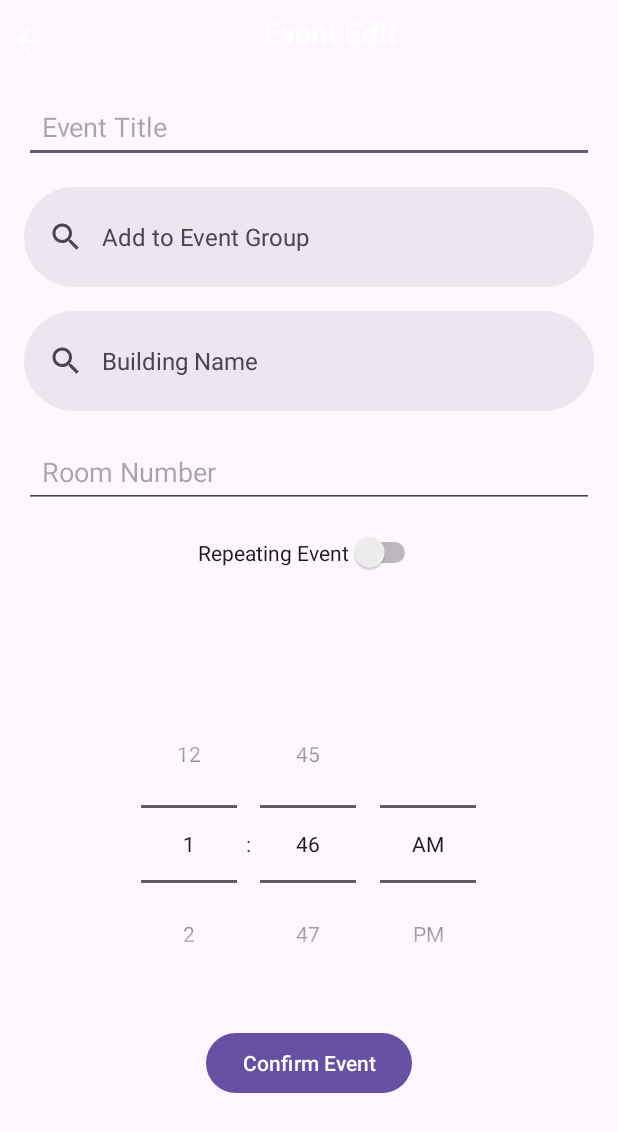
After one commit to DevlinHamill/CS481, an Android app: the NewEvent screen opened directly, with no data from a screen before it, on a phone screen of 412 x 824 dp. The commit adds this screen. Shown: the top 1132 px of the screen. Run offline under Robolectric (Android 15) with nearby library versions, the phone set to English and light mode, and no system bars; our stand-ins replace Firebase (no records; nobody signed in at launch, a user with empty details on screens opened directly).

Commit message:
Added temp add to schedule view

```diff
--- a/CatMap/app/src/main/AndroidManifest.xml
+++ b/CatMap/app/src/main/AndroidManifest.xml
@@ -17,6 +17,9 @@
         android:supportsRtl="true"
         android:theme="@style/Theme.CatMap"
         tools:targetApi="34">
+        <activity
+            android:name=".NewEvent"
+            android:exported="false"/>
         <activity
             android:name=".ProfileGUI"
             android:exported="false" />
--- /dev/null
+++ b/CatMap/app/src/main/java/edu/cwu/catmap/NewEvent.java
@@ -0,0 +1,224 @@
+package edu.cwu.catmap;
+
+import android.content.Intent;
+import android.graphics.Color;
+import android.os.Bundle;
+import android.util.Patterns;
+import android.view.View;
+import android.widget.TextView;
+import android.widget.Toast;
+
+import androidx.annotation.NonNull;
+import androidx.appcompat.app.AppCompatActivity;
+
+import edu.cwu.catmap.databinding.ActivitySchedualerBinding;
+import edu.cwu.catmap.databinding.ActivityNewEventBinding;
+import com.google.firebase.firestore.FirebaseFirestore;
+
+import java.util.HashMap;
+import java.util.StringTokenizer;
+/**
+ * @author BT&T
+ * CS 460
+ */
+public class NewEvent extends AppCompatActivity {
+    /**
+     * binds the xml with the java
+     */
+    private @NonNull ActivityNewEventBinding binding;
+    /**
+     * the date of the meeting
+     */
+    private String date;
+    /**
+     * the name of the meeting
+     */
+    private String name;
+    /**
+     * the time of the meeting
+     */
+    private String time;
+    /**
+     * the description of the meeting
+     */
+    private String desc;
+
+    /**
+     * creates the application
+     * @param savedInstanceState the current application instance
+     */
+    @Override
+    protected void onCreate(Bundle savedInstanceState) {
+        super.onCreate(savedInstanceState);
+        binding = edu.cwu.catmap.databinding.ActivityNewEventBinding.inflate(getLayoutInflater());
+        setContentView(binding.getRoot());
+        date = getIntent().getStringExtra("SELECTED_DATE");
+        setListeners();
+    }
+
+    /**
+     * sets listeners for buttons
+     */
+    private void setListeners() {
+        binding.backarrow.setOnClickListener(v ->
+                onBackPressed()
+        );
+
+        binding.RepeatEventSelector.setOnClickListener(v ->
+                setWeekVisible()
+        );
+
+        binding.sunbutton.setOnClickListener(v->
+                setselecteddays(binding.sunbutton)
+        );
+
+        binding.monbutton.setOnClickListener(v->
+                setselecteddays(binding.monbutton)
+        );
+
+        binding.tuebutton.setOnClickListener(v->
+                setselecteddays(binding.tuebutton)
+        );
+
+        binding.wenbutton.setOnClickListener(v->
+                setselecteddays(binding.wenbutton)
+        );
+
+        binding.Thurbutton.setOnClickListener(v->
+                setselecteddays(binding.Thurbutton)
+        );
+
+        binding.Fributton.setOnClickListener(v->
+                setselecteddays(binding.Fributton)
+        );
+
+        binding.satbutton.setOnClickListener(v->
+                setselecteddays(binding.satbutton)
+        );
+
+        binding.confirmEventButton.setOnClickListener(v -> {
+
+            if(isValidateMeetingDetails()) {
+                name = binding.EventTitle.getText().toString();
+                desc = binding.EventRoom.getText().toString();
+
+                /**
+                 * get the hours from the TimePicker
+                 */
+                int hour = binding.EventTime.getHour(); // 24-hour format
+                /**
+                 * get the hours from the TimePicker
+                 */
+                int minute = binding.EventTime.getMinute();
+                // Convert 24-hour format to 12-hour format with AM/PM
+                String period = (hour >= 12) ? "PM" : "AM";
+                /**
+                 *  since hour is still in military time, we change it back with modulo math
+                 */
+                int hour12Format = (hour == 0 || hour == 12) ? 12 : hour % 12;
+                time = hour + ":" + minute + " " + period;
+
+                addMeetingToFirebase();
+
+                onBackPressed();
+            }
+        });
+    }
+
+    /**
+     * displays the toast message
+     * @param message string that needs to be displayed
+     */
+    private void showToast(String message){
+        Toast.makeText(getApplicationContext(), message, Toast.LENGTH_SHORT).show();
+    }
+
+    /**
+     * adds the meeting to the firebase
+     */
+    private void addMeetingToFirebase(){
+        /**
+         * contains the firebase refrence
+         */
+        FirebaseFirestore db = FirebaseFirestore.getInstance();
+        /**
+         * stores all meeting data
+         */
+        HashMap<String, String> meetings = new HashMap<>();
+        /**
+         * updates the new time with the converter
+         */
+        String newtime = convertTo12Hour(time);
+
+        meetings.put("Meeting_Name", name);
+        meetings.put("Meeting_Date", date);
+        meetings.put("Meeting_Time", newtime);
+        meetings.put("Meeting_Description", desc);
+
+        db.collection("Meetings").add(meetings).addOnSuccessListener( documentReference -> {
+            showToast("meeting added");
+        }).addOnFailureListener(exception ->{
+            showToast(exception.getMessage());
+        });
+    }
+
+    /**
+     * checks if the input is valid
+     * @return a boolean value that tells if the input is valid
+     */
+    private boolean isValidateMeetingDetails() {
+        if (binding.EventRoom.getText().toString().trim().isEmpty()){
+            showToast("Please enter a description for the meeting");
+            return false;
+        }else if(binding.EventTitle.getText().toString().trim().isEmpty()) {
+            showToast("Please enter a meeting title");
+            return false;
+        }else{
+            return true;
+        }
+    }
+
+    /**
+     * converts military time to 12 hour based time
+     * @param time24 takes in a
+     * @return the new time
+     */
+    private String convertTo12Hour(String time24){
+        /**
+         * tokenizes the time string without the :
+         */
+        StringTokenizer tokenizer = new StringTokenizer(time24, ":");
+        /**
+         * stores the current hour based on the string
+         */
+        int hour = 0;
+        hour = Integer.parseInt(tokenizer.nextToken());
+        /**
+         * converts the string to a 12 hour time
+         */
+        int hour12 = (hour == 0 || hour == 12) ? 12 : hour % 12;
+
+        return hour12 +":"+ tokenizer.nextToken();
+    }
+
+    private void setWeekVisible(){
+
+        if(binding.Weeklayout.getVisibility() == View.INVISIBLE){
+            binding.Weeklayout.setVisibility(View.VISIBLE);
+        }else{
+            binding.Weeklayout.setVisibility(View.INVISIBLE);
+        }
+
+    }
+
+    private void setselecteddays(TextView button){
+        if(!button.isSelected()) {
+            button.setBackgroundColor(Color.GRAY);
+            button.setSelected(true);
+        }else{
+            button.setBackgroundColor(Color.WHITE);
+            button.setSelected(false);
+        }
+    }
+
+}
--- a/CatMap/app/src/main/java/edu/cwu/catmap/SchedualerGUI.java
+++ b/CatMap/app/src/main/java/edu/cwu/catmap/SchedualerGUI.java
@@ -1,5 +1,6 @@
 package edu.cwu.catmap;
 
+import android.content.Intent;
 import android.graphics.Color;
 import android.os.Bundle;
 
@@ -28,5 +29,12 @@ public class SchedualerGUI extends AppCompatActivity {
             v.setPadding(systemBars.left, systemBars.top, systemBars.right, systemBars.bottom);
             return insets;
         });
+        onclick();
+    }
+
+    private void onclick(){
+        schedualer.AddMeeting.setOnClickListener(v ->
+                startActivity(new Intent(getApplicationContext(), NewEvent.class))
+        );
     }
 }
--- /dev/null
+++ b/CatMap/app/src/main/res/drawable/icon_back_arrow.xml
@@ -0,0 +1,5 @@
+<vector xmlns:android="http://schemas.android.com/apk/res/android" android:autoMirrored="true" android:height="24dp" android:tint="#000000" android:viewportHeight="24" android:viewportWidth="24" android:width="24dp">
+
+    <path android:fillColor="@android:color/white" android:pathData="M20,11H7.83l5.59,-5.59L12,4l-8,8 8,8 1.41,-1.41L7.83,13H20v-2z"/>
+
+</vector>
--- /dev/null
+++ b/CatMap/app/src/main/res/layout/activity_new_event.xml
@@ -0,0 +1,217 @@
+<androidx.constraintlayout.widget.ConstraintLayout
+    xmlns:android="http://schemas.android.com/apk/res/android"
+    xmlns:app="http://schemas.android.com/apk/res-auto"
+    xmlns:tools="http://schemas.android.com/tools"
+    android:id="@+id/createMeetingLayout"
+    android:layout_width="match_parent"
+    android:layout_height="match_parent">
+
+    <!-- Header with back arrow -->
+    <LinearLayout
+        android:id="@+id/layoutHeader"
+        android:layout_width="match_parent"
+        android:layout_height="wrap_content"
+        android:gravity="center_vertical"
+        android:orientation="horizontal"
+        android:padding="5dp"
+        app:layout_constraintTop_toTopOf="parent">
+
+        <ImageView
+            android:id="@+id/backarrow"
+            android:layout_width="28dp"
+            android:layout_height="28dp"
+            android:contentDescription="back"
+            android:src="@drawable/icon_back_arrow"
+            android:layout_marginTop="5dp"
+            app:tint="@color/white" />
+
+        <TextView
+            android:layout_width="0dp"
+            android:layout_height="wrap_content"
+            android:layout_weight="1"
+            android:gravity="center"
+            android:text="@string/event_edit"
+            android:textColor="@color/white"
+            android:textSize="20sp"
+            android:textStyle="bold" />
+    </LinearLayout>
+
+    <!-- Input fields -->
+    <EditText
+        android:id="@+id/EventTitle"
+        android:layout_width="0dp"
+        android:layout_height="wrap_content"
+        android:layout_margin="16dp"
+        android:hint="@string/event_title"
+        android:padding="12dp"
+        android:inputType="text"
+        app:layout_constraintTop_toBottomOf="@id/layoutHeader"
+        app:layout_constraintStart_toStartOf="parent"
+        app:layout_constraintEnd_toEndOf="parent" />
+    <com.google.android.material.search.SearchBar
+        android:id="@+id/AddToEventGroupSearch"
+        android:layout_width="0dp"
+        android:layout_height="wrap_content"
+        android:layout_margin="16dp"
+        android:hint="@string/add_to_event_group"
+        android:padding="5dp"
+        android:inputType="textMultiLine"
+        android:gravity="top"
+        app:layout_constraintTop_toBottomOf="@id/EventTitle"
+        app:layout_constraintStart_toStartOf="parent"
+        app:layout_constraintEnd_toEndOf="parent"
+        />
+    <com.google.android.material.search.SearchBar
+        android:id="@+id/BuildingSearch"
+        android:layout_width="0dp"
+        android:layout_height="wrap_content"
+        android:layout_margin="16dp"
+        android:hint="@string/building_name"
+        android:padding="5dp"
+        android:inputType="textMultiLine"
+        android:gravity="top"
+        app:layout_constraintTop_toBottomOf="@id/AddToEventGroupSearch"
+        app:layout_constraintStart_toStartOf="parent"
+        app:layout_constraintEnd_toEndOf="parent"
+        />
+    <EditText
+        android:id="@+id/EventRoom"
+        android:layout_width="0dp"
+        android:layout_height="wrap_content"
+        android:layout_margin="16dp"
+        android:hint="@string/room_number"
+        android:padding="12dp"
+        android:inputType="textMultiLine"
+        android:gravity="top"
+        app:layout_constraintTop_toBottomOf="@id/BuildingSearch"
+        app:layout_constraintStart_toStartOf="parent"
+        app:layout_constraintEnd_toEndOf="parent" />
+
+
+
+    <Switch
+        android:textAlignment="center"
+        android:id="@+id/RepeatEventSelector"
+        android:layout_width="wrap_content"
+        android:layout_height="wrap_content"
+        android:layout_margin="16dp"
+        android:text="@string/repeating_event"
+        app:layout_constraintTop_toBottomOf="@id/EventRoom"
+        app:layout_constraintStart_toStartOf="parent"
+        app:layout_constraintEnd_toEndOf="parent"
+        tools:ignore="UseSwitchCompatOrMaterialXml" />
+
+    <LinearLayout
+        android:orientation="horizontal"
+        android:id="@+id/Weeklayout"
+        android:layout_width="0dp"
+        android:layout_height="wrap_content"
+        android:layout_margin="16dp"
+        android:text="@string/repeating_event"
+        android:textAlignment="center"
+        app:layout_constraintTop_toBottomOf="@id/RepeatEventSelector"
+        app:layout_constraintStart_toStartOf="parent"
+        app:layout_constraintEnd_toEndOf="parent"
+        android:visibility="invisible">
+
+        <TextView
+            android:textAlignment="inherit"
+            android:id="@+id/sunbutton"
+            android:layout_width="wrap_content"
+            android:layout_height="wrap_content"
+            android:layout_margin="16dp"
+            android:text="@string/sun"
+            android:textSize="12sp"
+            app:layout_constraintTop_toBottomOf="@id/EventRoom"
+            app:layout_constraintStart_toStartOf="parent"
+            app:layout_constraintEnd_toEndOf="parent"/>
+        <TextView
+            android:textAlignment="inherit"
+            android:id="@+id/monbutton"
+            android:layout_width="wrap_content"
+            android:layout_height="wrap_content"
+            android:layout_margin="16dp"
+            android:text="@string/mon"
+            android:textSize="12sp"
+            app:layout_constraintTop_toBottomOf="@id/EventRoom"
+            app:layout_constraintStart_toStartOf="parent"
+            app:layout_constraintEnd_toEndOf="parent"/>
+        <TextView
+            android:id="@+id/tuebutton"
+            android:layout_width="wrap_content"
+            android:layout_height="wrap_content"
+            android:layout_margin="16dp"
+            android:text="@string/tue"
+            android:textSize="12sp"
+            app:layout_constraintTop_toBottomOf="@id/EventRoom"
+            app:layout_constraintStart_toStartOf="parent"
+            app:layout_constraintEnd_toEndOf="parent" />
+        <TextView
+            android:id="@+id/wenbutton"
+            android:layout_width="wrap_content"
+            android:layout_height="wrap_content"
+            android:layout_margin="16dp"
+            android:text="@string/wen"
+            android:textSize="12sp"
+            app:layout_constraintTop_toBottomOf="@id/EventRoom"
+            app:layout_constraintStart_toStartOf="parent"
+            app:layout_constraintEnd_toEndOf="parent"/>
+        <TextView
+            android:textAlignment="inherit"
+            android:id="@+id/Thurbutton"
+            android:layout_width="wrap_content"
+            android:layout_height="wrap_content"
+            android:layout_margin="16dp"
+            android:text="@string/thur"
+            android:textSize="12sp"
+            app:layout_constraintTop_toBottomOf="@id/EventRoom"
+            app:layout_constraintStart_toStartOf="parent"
+            app:layout_constraintEnd_toEndOf="parent" />
+        <TextView
+            android:textAlignment="inherit"
+            android:id="@+id/Fributton"
+            android:layout_width="wrap_content"
+            android:layout_height="wrap_content"
+            android:layout_margin="16dp"
+            android:text="@string/fri"
+            android:textSize="12sp"
+            app:layout_constraintTop_toBottomOf="@id/EventRoom"
+            app:layout_constraintStart_toStartOf="parent"
+            app:layout_constraintEnd_toEndOf="parent"/>
+        <TextView
+            android:textAlignment="inherit"
+            android:id="@+id/satbutton"
+            android:layout_width="wrap_content"
+            android:layout_height="wrap_content"
+            android:layout_margin="16dp"
+            android:text="@string/sat"
+            android:textSize="12sp"
+            app:layout_constraintTop_toBottomOf="@id/EventRoom"
+            app:layout_constraintStart_toStartOf="parent"
+            app:layout_constraintEnd_toEndOf="parent" />
+
+
+    </LinearLayout>
+    <TimePicker
+        android:id="@+id/EventTime"
+        android:layout_width="0dp"
+        android:layout_height="wrap_content"
+        android:layout_margin="10dp"
+        android:timePickerMode="spinner"
+        app:layout_constraintTop_toBottomOf="@id/Weeklayout"
+        app:layout_constraintStart_toStartOf="parent"
+        app:layout_constraintEnd_toEndOf="parent" />
+
+    <!-- Confirm button -->
+    <com.google.android.material.button.MaterialButton
+        android:id="@+id/confirmEventButton"
+        android:layout_width="wrap_content"
+        android:layout_height="wrap_content"
+        android:layout_margin="16dp"
+        android:text="@string/confirm_event"
+        android:textColor="@color/white"
+        app:layout_constraintTop_toBottomOf="@id/EventTime"
+        app:layout_constraintStart_toStartOf="parent"
+        app:layout_constraintEnd_toEndOf="parent" />
+
+</androidx.constraintlayout.widget.ConstraintLayout>
--- a/CatMap/app/src/main/res/values/strings.xml
+++ b/CatMap/app/src/main/res/values/strings.xml
@@ -17,4 +17,20 @@
     </string>
     <string name="attachment_summary_off">Only download attachments when manually requested</string>
     <string name="add_to_schedule">Add to Schedule</string>
+    <string name="confirm_event">Confirm Event</string>
+    <string name="event_description">Event Description</string>
+    <string name="meeting_title">Meeting Title</string>
+    <string name="event_title">Event Title</string>
+    <string name="event_edit">Event Edit</string>
+    <string name="building_name">Building Name</string>
+    <string name="room_number">Room Number</string>
+    <string name="repeating_event">Repeating Event</string>
+    <string name="mon">Mon</string>
+    <string name="tue">Tue</string>
+    <string name="wen">Wen</string>
+    <string name="thur">Thur</string>
+    <string name="fri">Fri</string>
+    <string name="sun">Sun</string>
+    <string name="sat">Sat</string>
+    <string name="add_to_event_group">Add to Event Group</string>
 </resources>
```
